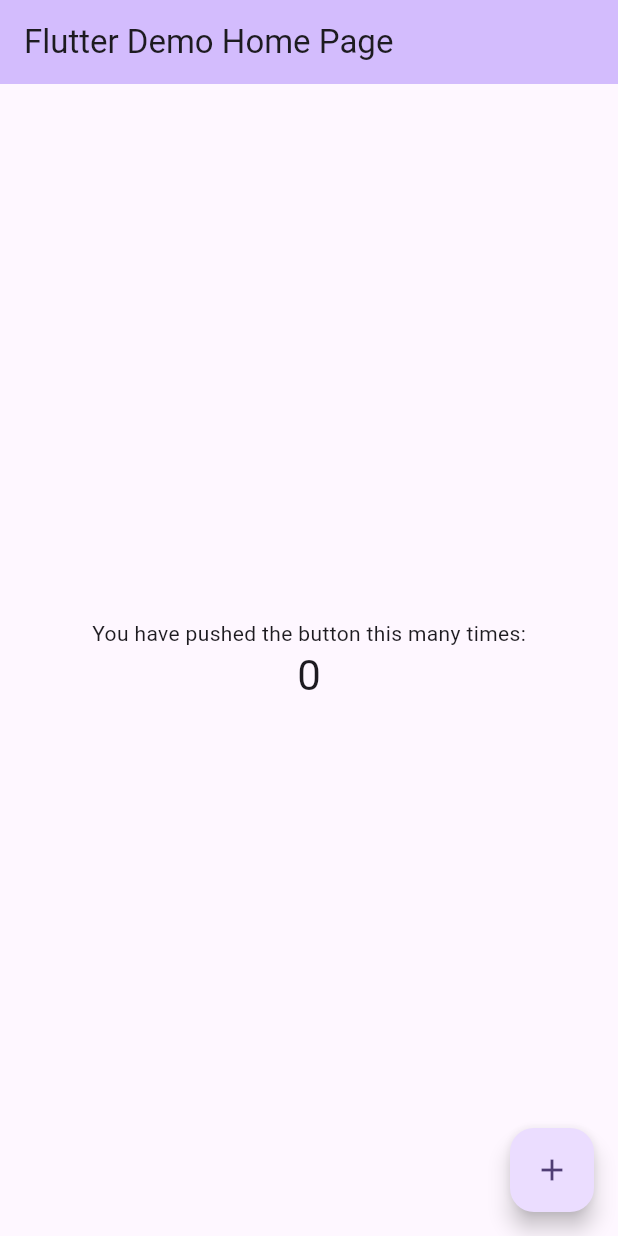
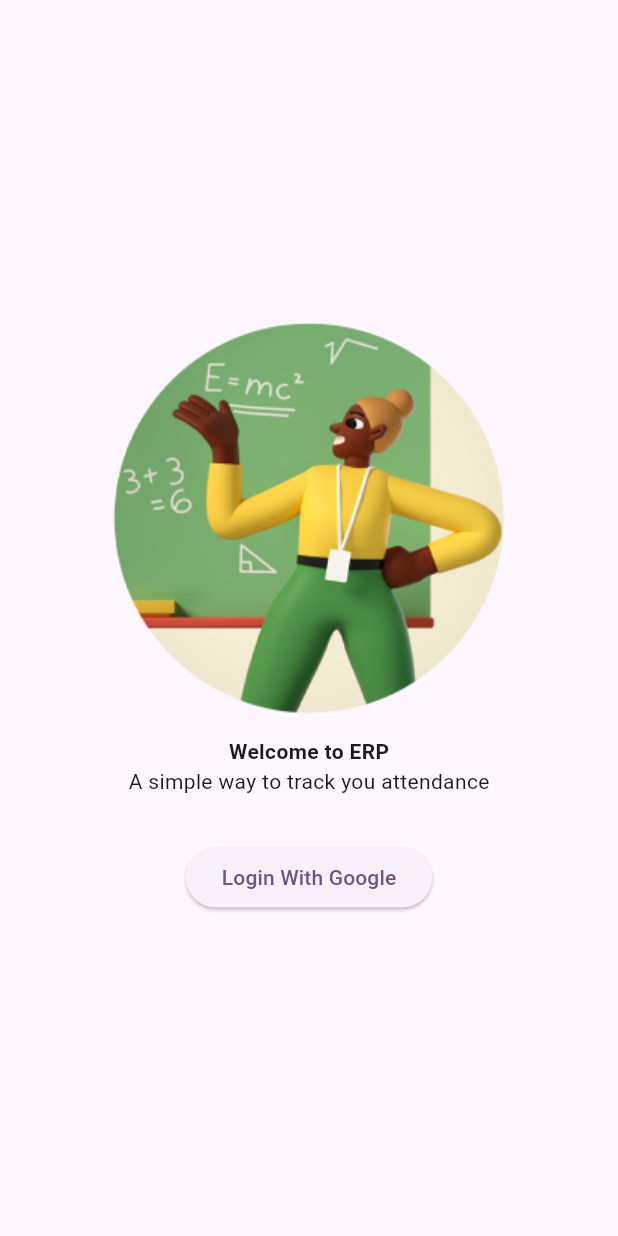
Before and after one commit to SivaramTechie/erp_student, a Flutter app: the screen it shows after launch, on a phone screen of 412 x 824 dp. Run offline on Flutter 3.47's test engine with Material 2 defaults, Android fonts, the phone set to English and light mode, and no system bars.

Commit message:
first commit

```diff
--- a/lib/main.dart
+++ b/lib/main.dart
@@ -1,125 +1,46 @@
 import 'package:flutter/material.dart';
 
-void main() {
-  runApp(const MyApp());
-}
+void main() => runApp(MaterialApp(
+      debugShowCheckedModeBanner: false,
+      home: Login(),
+      theme: ThemeData(
+        brightness: Brightness.light,
+        colorSchemeSeed: Colors.deepPurple,
+        useMaterial3: true,
+      ),
+      darkTheme: ThemeData(
+        useMaterial3: true,
+        brightness: Brightness.dark,
+        colorSchemeSeed: Colors.deepPurple,
+      ),
+    ));
 
-class MyApp extends StatelessWidget {
-  const MyApp({super.key});
+class Login extends StatelessWidget {
+  const Login({super.key});
 
-  // This widget is the root of your application.
   @override
   Widget build(BuildContext context) {
-    return MaterialApp(
-      title: 'Flutter Demo',
-      theme: ThemeData(
-        // This is the theme of your application.
-        //
-        // TRY THIS: Try running your application with "flutter run". You'll see
-        // the application has a blue toolbar. Then, without quitting the app,
-        // try changing the seedColor in the colorScheme below to Colors.green
-        // and then invoke "hot reload" (save your changes or press the "hot
-        // reload" button in a Flutter-supported IDE, or press "r" if you used
-        // the command line to start the app).
-        //
-        // Notice that the counter didn't reset back to zero; the application
-        // state is not lost during the reload. To reset the state, use hot
-        // restart instead.
-        //
-        // This works for code too, not just values: Most code changes can be
-        // tested with just a hot reload.
-        colorScheme: ColorScheme.fromSeed(seedColor: Colors.deepPurple),
-        useMaterial3: true,
+    return Scaffold(
+      body: Center(
+        child: Column(
+          mainAxisSize: MainAxisSize.min,
+          children: [
+            Image.asset('assets/images/img_login.png'),
+            const SizedBox(
+              height: 15,
+            ),
+            const Text(
+              "Welcome to ERP",
+              style: TextStyle(fontWeight: FontWeight.bold),
+            ),
+            const Text("A simple way to track you attendance"),
+            const SizedBox(
+              height: 30,
+            ),
+            ElevatedButton(onPressed: () {}, child: Text("Login With Google"))
+          ],
+        ),
       ),
-      home: const MyHomePage(title: 'Flutter Demo Home Page'),
     );
   }
 }
-
-class MyHomePage extends StatefulWidget {
-  const MyHomePage({super.key, required this.title});
-
-  // This widget is the home page of your application. It is stateful, meaning
-  // that it has a State object (defined below) that contains fields that affect
-  // how it looks.
-
-  // This class is the configuration for the state. It holds the values (in this
-  // case the title) provided by the parent (in this case the App widget) and
-  // used by the build method of the State. Fields in a Widget subclass are
-  // always marked "final".
-
-  final String title;
-
-  @override
-  State<MyHomePage> createState() => _MyHomePageState();
-}
-
-class _MyHomePageState extends State<MyHomePage> {
-  int _counter = 0;
-
-  void _incrementCounter() {
-    setState(() {
-      // This call to setState tells the Flutter framework that something has
-      // changed in this State, which causes it to rerun the build method below
-      // so that the display can reflect the updated values. If we changed
-      // _counter without calling setState(), then the build method would not be
-      // called again, and so nothing would appear to happen.
-      _counter++;
-    });
-  }
-
-  @override
-  Widget build(BuildContext context) {
-    // This method is rerun every time setState is called, for instance as done
-    // by the _incrementCounter method above.
-    //
-    // The Flutter framework has been optimized to make rerunning build methods
-    // fast, so that you can just rebuild anything that needs updating rather
-    // than having to individually change instances of widgets.
-    return Scaffold(
-      appBar: AppBar(
-        // TRY THIS: Try changing the color here to a specific color (to
-        // Colors.amber, perhaps?) and trigger a hot reload to see the AppBar
-        // change color while the other colors stay the same.
-        backgroundColor: Theme.of(context).colorScheme.inversePrimary,
-        // Here we take the value from the MyHomePage object that was created by
-        // the App.build method, and use it to set our appbar title.
-        title: Text(widget.title),
-      ),
-      body: Center(
-        // Center is a layout widget. It takes a single child and positions it
-        // in the middle of the parent.
-        child: Column(
-          // Column is also a layout widget. It takes a list of children and
-          // arranges them vertically. By default, it sizes itself to fit its
-          // children horizontally, and tries to be as tall as its parent.
-          //
-          // Column has various properties to control how it sizes itself and
-          // how it positions its children. Here we use mainAxisAlignment to
-          // center the children vertically; the main axis here is the vertical
-          // axis because Columns are vertical (the cross axis would be
-          // horizontal).
-          //
-          // TRY THIS: Invoke "debug painting" (choose the "Toggle Debug Paint"
-          // action in the IDE, or press "p" in the console), to see the
-          // wireframe for each widget.
-          mainAxisAlignment: MainAxisAlignment.center,
-          children: <Widget>[
-            const Text(
-              'You have pushed the button this many times:',
-            ),
-            Text(
-              '$_counter',
-              style: Theme.of(context).textTheme.headlineMedium,
-            ),
-          ],
-        ),
-      ),
-      floatingActionButton: FloatingActionButton(
-        onPressed: _incrementCounter,
-        tooltip: 'Increment',
-        child: const Icon(Icons.add),
-      ), // This trailing comma makes auto-formatting nicer for build methods.
-    );
-  }
-}
```
Also changed, not shown: pubspec.yaml (+4 -6 lines), assets/images/img_login.png (added), 1 other file.
